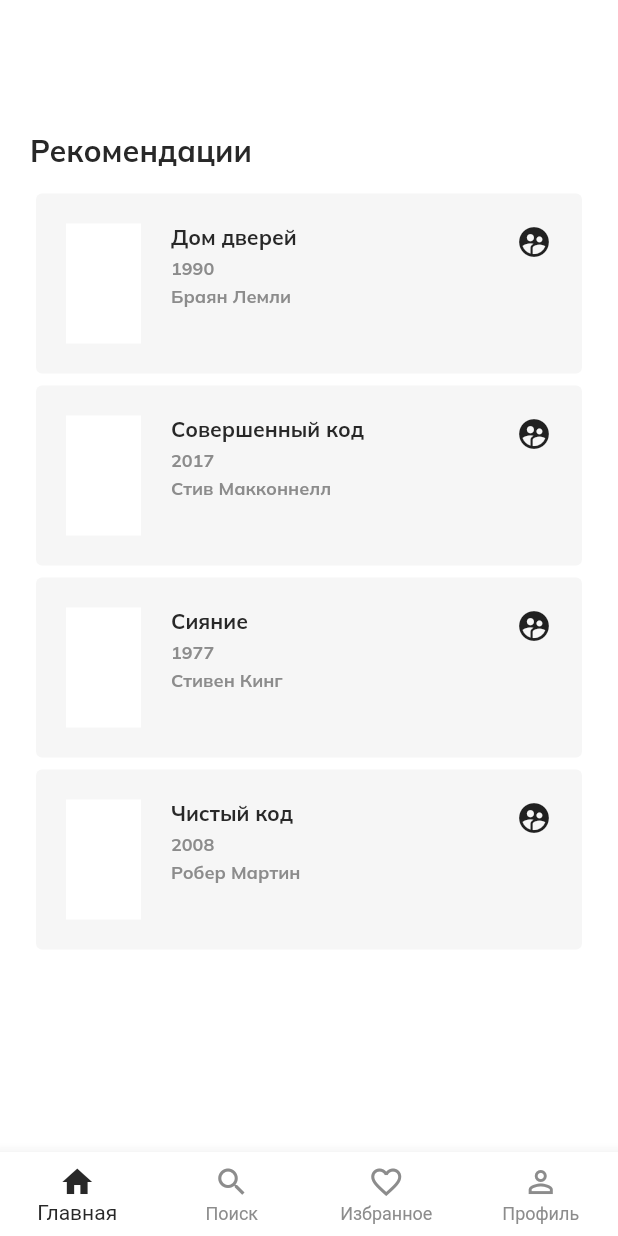
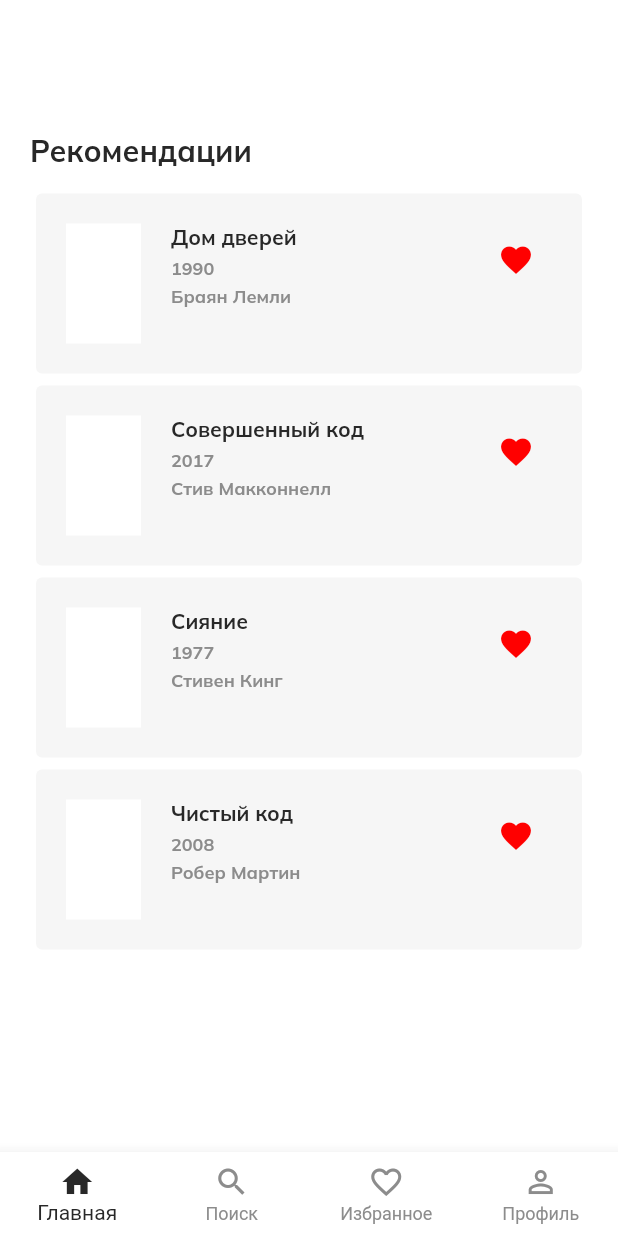
Before and after one commit to IlyaKachelovskiy/group, a Flutter app: the screen it shows after launch, on a phone screen of 412 x 824 dp. Run offline on Flutter 3.47's test engine with Material 2 defaults, Android fonts, the phone set to English and light mode, and no system bars; our stand-ins replace auto_route, hive, hive_flutter; accounts and stored records are empty.

Commit message:
011: Подключил hive

```diff
--- a/lib/main.dart
+++ b/lib/main.dart
@@ -1,6 +1,10 @@
 import 'package:flutter/material.dart';
 import 'package:group/presentation/screens/app/app.dart';
+import 'package:hive/hive.dart';
+import 'package:hive_flutter/adapters.dart';
 
-void main() {
+void main() async {
+  await Hive.initFlutter();
+  await Hive.openBox("favorites");
   runApp(GroupApp());
 }
--- a/lib/presentation/screens/main/book_card_widget.dart
+++ b/lib/presentation/screens/main/book_card_widget.dart
@@ -6,12 +6,27 @@ import 'package:group/core/constants/ui_kit_colors.dart';
 import 'package:group/core/constants/ui_kit_dimen.dart';
 import 'package:group/core/constants/ui_kit_text_style.dart';
 import 'package:group/domain/models/books.dart';
+import 'package:hive/hive.dart';
 
-class BookCardWidget extends StatelessWidget {
+class BookCardWidget extends StatefulWidget {
   const BookCardWidget({Key? key}) : super(key: key);
 
-  ///сделать закругления
-  ///добавить отступы между карточками
+  @override
+  State<BookCardWidget> createState() => _BookCardWidgetState();
+}
+
+class _BookCardWidgetState extends State<BookCardWidget> {
+  late Box box;
+  late bool _isFavorite;
+
+  @override
+  void initState() {
+    super.initState();
+
+    box = Hive.box('favorites');
+    final data = box.get("favorites");
+    _isFavorite = data ?? false;
+  }
 
   @override
   Widget build(BuildContext context) {
@@ -61,12 +76,25 @@ class BookCardWidget extends StatelessWidget {
                         ],
                       ),
                       const Spacer(),
-                        const Icon(Icons.supervised_user_circle_rounded),
+                      IconButton(
+                        icon: Icon(
+                          Icons.favorite,
+                          color:
+                              _isFavorite ? UiKitColors.white : UiKitColors.red,
+                        ),
+                        onPressed: () {
+                          setState(() {
+                            _isFavorite = !_isFavorite;
+                          });
+                          box.put("favorites", _isFavorite);
+                        },
+                      ),
                     ],
                   ),
                 ),
               );
-              });
+            },
+          );
         } else {
           return const Center(
             child: CircularProgressIndicator(),
```
Also changed, not shown: pubspec.yaml (+12 -0 lines), pubspec.lock. Lines whose indentation alone changed are shown as unchanged.
